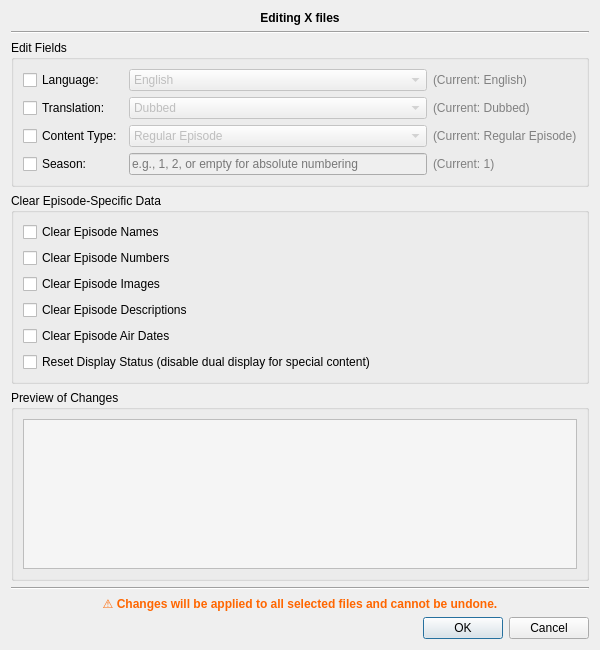
therealMaPMaKeR/MMDiary, file Operations-Features/videoplayer/showsplayer/vp_shows_edit_multiple_metadata_dialog.ui: the form before one commit.
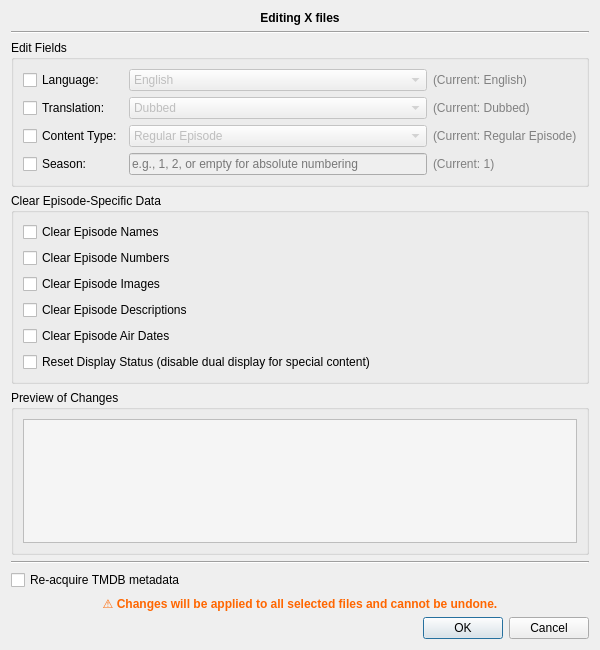
The form after the commit.

Commit message:
implemented re-acquire tmdb data checkbox
for edit metadata dialog

Patch:
```diff
--- a/Operations-Features/videoplayer/showsplayer/vp_shows_edit_multiple_metadata_dialog.ui
+++ b/Operations-Features/videoplayer/showsplayer/vp_shows_edit_multiple_metadata_dialog.ui
@@ -319,6 +319,13 @@
      </property>
     </widget>
    </item>
+   <item>
+    <widget class="QCheckBox" name="checkBox_ReacquireTMDB">
+     <property name="text">
+      <string>Re-acquire TMDB metadata</string>
+     </property>
+    </widget>
+   </item>
    <item>
     <widget class="QLabel" name="label_Warning">
      <property name="styleSheet">
```
The commit also changes 7 other files.
